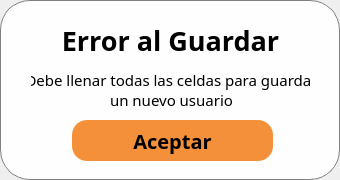
First picture: the form in errorSaveUserWindow.ui, repository Almostrey/Abaxfem_GUI_Cucharas, before the edit.
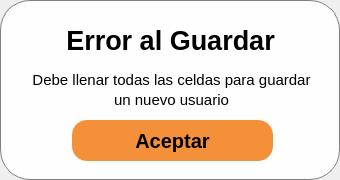
Second picture: the form after the edit. Icons and pictures are not drawn.

Diff of the .ui file:
```diff
--- a/errorSaveUserWindow.ui
+++ b/errorSaveUserWindow.ui
@@ -36,7 +36,7 @@
     </property>
     <property name="font">
      <font>
-      <family>Bell MT</family>
+      <family>Arial</family>
       <pointsize>15</pointsize>
       <italic>false</italic>
       <bold>true</bold>
@@ -73,7 +73,7 @@
     </property>
     <property name="font">
      <font>
-      <family>Bell MT</family>
+      <family>Arial</family>
       <pointsize>11</pointsize>
      </font>
     </property>
@@ -128,7 +128,7 @@
     </property>
     <property name="font">
      <font>
-      <family>Bell MT</family>
+      <family>Arial</family>
       <pointsize>20</pointsize>
       <italic>false</italic>
       <bold>true</bold>
@@ -159,7 +159,7 @@
     </property>
     <property name="font">
      <font>
-      <family>Bell MT</family>
+      <family>Arial</family>
       <pointsize>11</pointsize>
      </font>
     </property>
```
